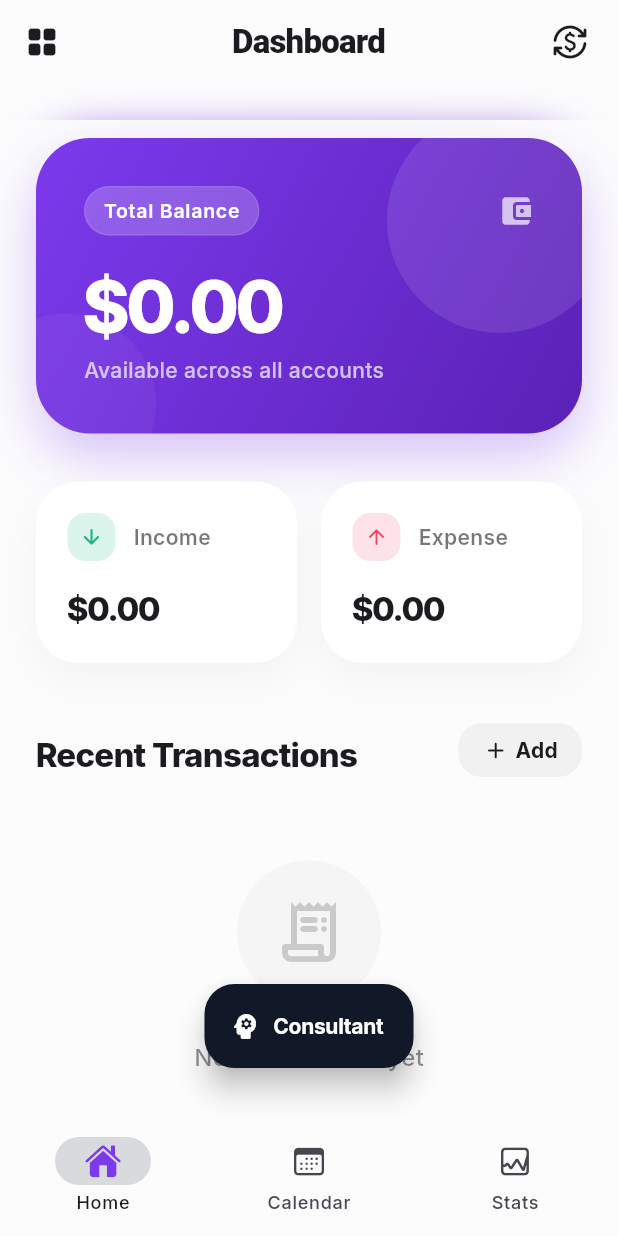
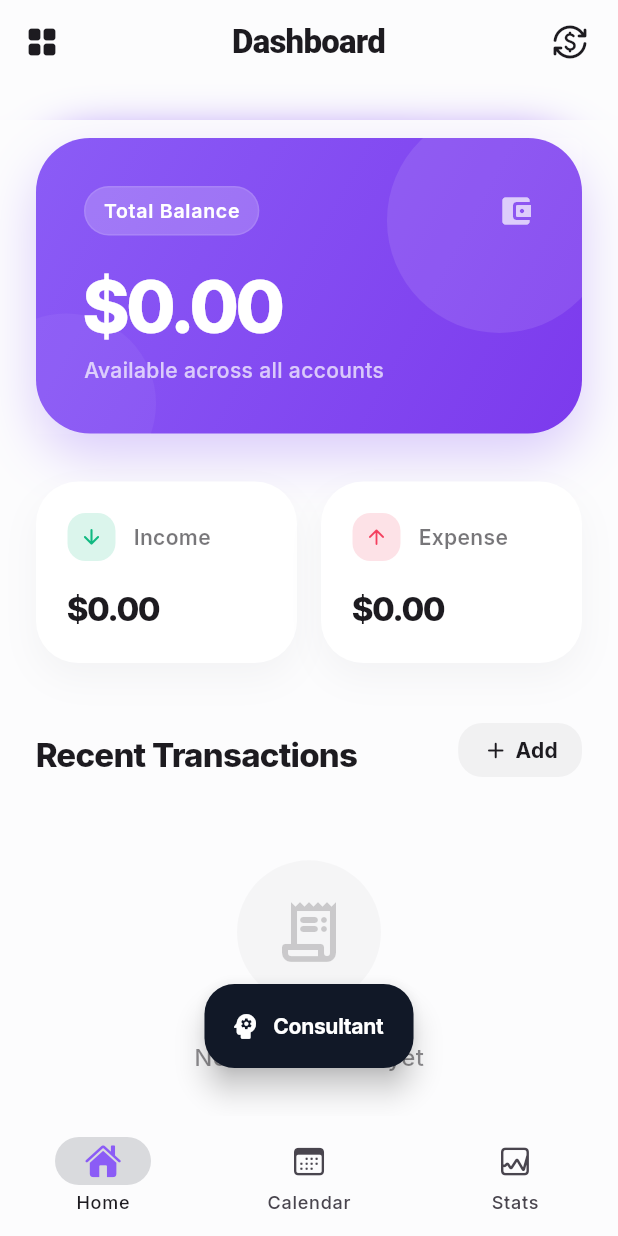
Before and after one commit to ermiyashenok/apps, a Flutter app: the screen it shows after launch, after a tap on "Continue as Guest", on a phone screen of 412 x 824 dp. Run offline on Flutter 3.47's test engine with Material 3 defaults, Android fonts, the phone set to English and light mode, and no system bars; our stand-ins replace geocoding, geolocator, google_fonts, shared_preferences, table_calendar; network calls fail.

Commit message:
error correction for darkmode etc

```diff
--- a/account_manager/lib/main.dart
+++ b/account_manager/lib/main.dart
@@ -35,15 +35,15 @@ class AccountManagerApp extends StatelessWidget {
       theme: ThemeData(
         useMaterial3: true,
         colorScheme: ColorScheme.fromSeed(
-          seedColor: const Color(0xFF7C3AED),
+          seedColor: const Color(0xFF8B5CF6),
           primary: const Color(0xFF111827),
-          secondary: const Color(0xFF7C3AED),
+          secondary: const Color(0xFF8B5CF6),
           secondaryContainer: const Color(0xFFF5F3FF),
-          onSecondaryContainer: const Color(0xFF7C3AED),
+          onSecondaryContainer: const Color(0xFF8B5CF6),
           surface: Colors.white,
         ),
         scaffoldBackgroundColor: const Color(0xFFFCFCFD),
-        textTheme: GoogleFonts.interTextTheme(Theme.of(context).textTheme),
+        textTheme: GoogleFonts.interTextTheme(ThemeData.light().textTheme),
         appBarTheme: const AppBarTheme(
           backgroundColor: Colors.transparent,
           elevation: 0,
@@ -67,10 +67,10 @@ class AccountManagerApp extends StatelessWidget {
       darkTheme: ThemeData(
         useMaterial3: true,
         colorScheme: ColorScheme.fromSeed(
-          seedColor: const Color(0xFF7C3AED),
+          seedColor: const Color(0xFF8B5CF6),
           brightness: Brightness.dark,
           primary: Colors.white,
-          secondary: const Color(0xFF9F67FF),
+          secondary: const Color(0xFFA78BFA),
           surface: const Color(0xFF1F2937),
           background: const Color(0xFF111827),
         ),
--- a/account_manager/lib/screens/home_screen.dart
+++ b/account_manager/lib/screens/home_screen.dart
@@ -232,14 +232,14 @@ class HomeScreen extends StatelessWidget {
       width: double.infinity,
       decoration: BoxDecoration(
         gradient: const LinearGradient(
-          colors: [Color(0xFF7C3AED), Color(0xFF5B21B6)],
+          colors: [Color(0xFF8B5CF6), Color(0xFF7C3AED)],
           begin: Alignment.topLeft,
           end: Alignment.bottomRight,
         ),
         borderRadius: BorderRadius.circular(36),
         boxShadow: [
           BoxShadow(
-            color: const Color(0xFF7C3AED).withValues(alpha: 0.3),
+            color: const Color(0xFF8B5CF6).withValues(alpha: 0.3),
             blurRadius: 30,
             offset: const Offset(0, 15),
           ),
--- a/account_manager/lib/screens/statistics_screen.dart
+++ b/account_manager/lib/screens/statistics_screen.dart
@@ -346,14 +346,14 @@ class _AiReviewSectionState extends State<AiReviewSection> {
         gradient: LinearGradient(
           colors: isDark
               ? [colorScheme.secondary.withValues(alpha: 0.8), colorScheme.primary.withValues(alpha: 0.8)]
-              : [const Color(0xFF7C3AED), const Color(0xFF9F67FF)],
+              : [const Color(0xFF8B5CF6), const Color(0xFFA78BFA)],
           begin: Alignment.topLeft,
           end: Alignment.bottomRight,
         ),
         borderRadius: BorderRadius.circular(36),
         boxShadow: [
           BoxShadow(
-            color: const Color(0xFF7C3AED).withValues(alpha: 0.3),
+            color: const Color(0xFF8B5CF6).withValues(alpha: 0.3),
             blurRadius: 30,
             offset: const Offset(0, 15),
           ),
@@ -433,7 +433,7 @@ class _AiReviewSectionState extends State<AiReviewSection> {
                 onPressed: _generateReview,
                 style: ElevatedButton.styleFrom(
                   backgroundColor: Colors.white,
-                  foregroundColor: const Color(0xFF7C3AED),
+                  foregroundColor: const Color(0xFF8B5CF6),
                   padding: const EdgeInsets.symmetric(vertical: 18),
                   shape: RoundedRectangleBorder(borderRadius: BorderRadius.circular(20)),
                   elevation: 0,
```
